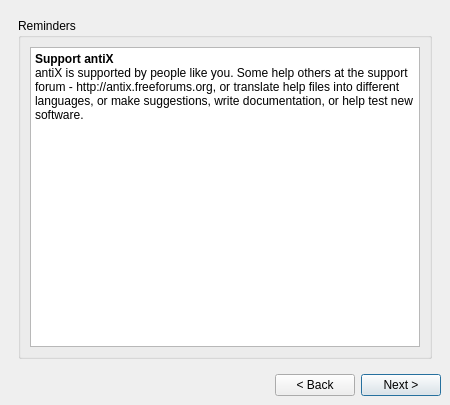
This is src/meinstall.ui in swiftlinuxold/z-antix-installer as Qt 5 draws it before an edit. The edited form follows.
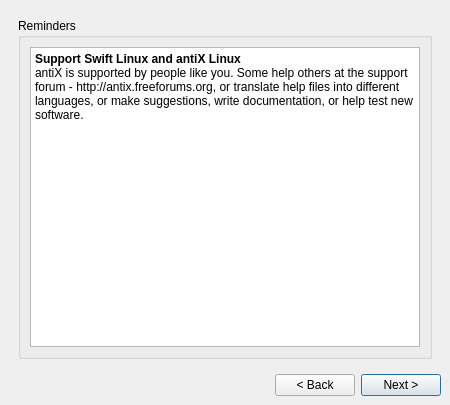
This is the edited form.

Commit message: Additional changes to update antiX -> Swift Linux

Diff of the .ui file:
```diff
--- a/src/meinstall.ui
+++ b/src/meinstall.ui
@@ -1654,7 +1654,7 @@
              <bool>true</bool>
             </property>
             <property name="html">
-             <string>&lt;p&gt;&lt;b&gt;Support antiX&lt;/b&gt;&lt;br/&gt;antiX is supported by people like you. Some help others at the support forum - http://antix.freeforums.org, or translate help files into different languages, or make suggestions, write documentation, or help test new software.&lt;/p&gt;</string>
+             <string>&lt;p&gt;&lt;b&gt;Support Swift Linux and antiX Linux&lt;/b&gt;&lt;br/&gt;antiX is supported by people like you. Some help others at the support forum - http://antix.freeforums.org, or translate help files into different languages, or make suggestions, write documentation, or help test new software.&lt;/p&gt;</string>
             </property>
            </widget>
           </item>
```
Left out of the diff: 6 changed lines with no effect on the pictures. The commit also changes 4 other files.
